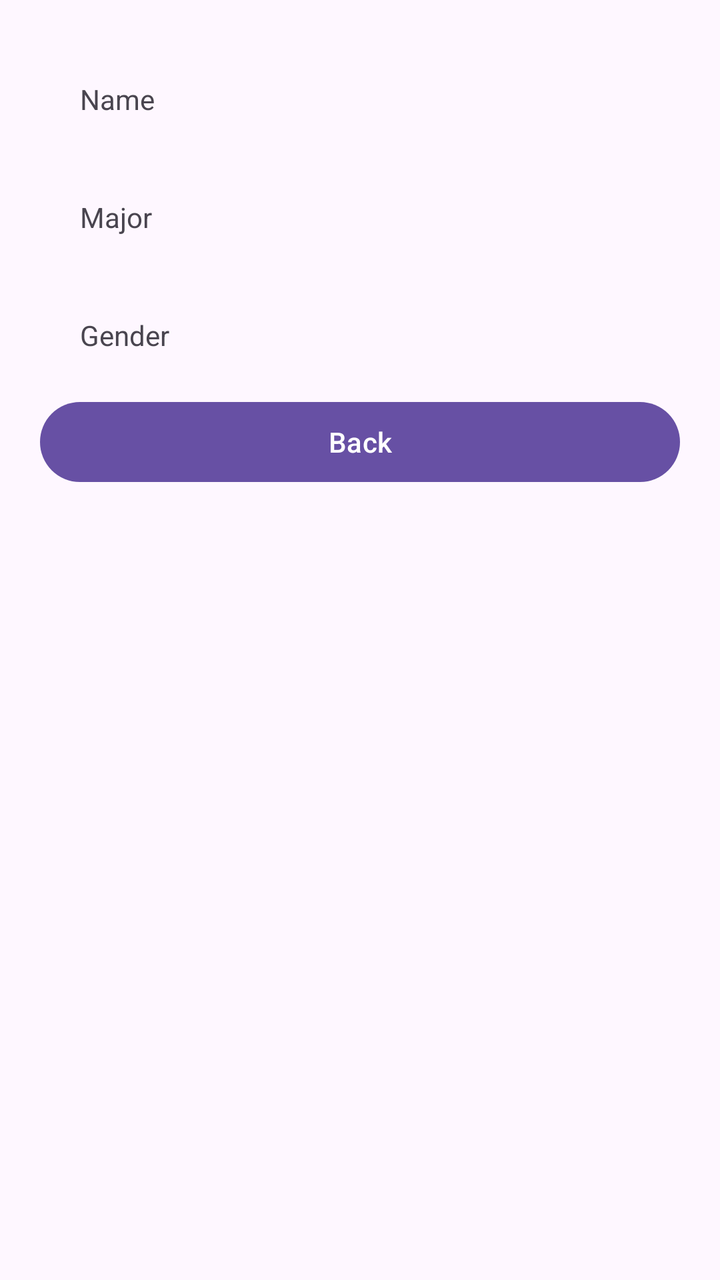
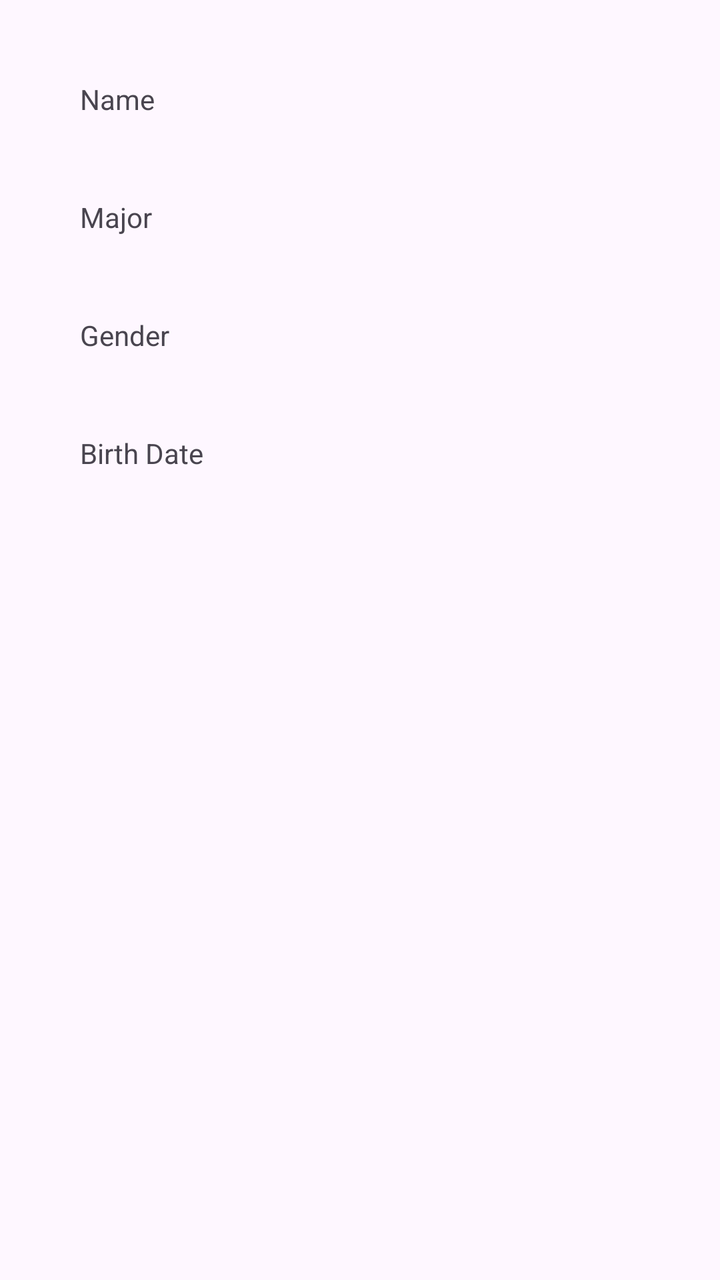

The first picture is an Android layout as it rendered before a commit; the second is the same layout after the commit. The layout source and the unified diff follow.
<!-- AndroidManifest.xml: application theme Theme.MP -->
<!-- res/layout/detail_screen.xml -->
<?xml version="1.0" encoding="utf-8"?>
<LinearLayout xmlns:android="http://schemas.android.com/apk/res/android"
    android:orientation="vertical"
    android:layout_width="match_parent"
    android:layout_height="match_parent"
    android:padding="@dimen/padding_default">

    <LinearLayout
        android:orientation="horizontal"
        android:layout_width="match_parent"
        android:layout_height="wrap_content"
        >
        <TextView
            android:id="@+id/textView2"
            android:layout_width="wrap_content"
            android:layout_height="wrap_content"
            android:padding="@dimen/padding_default"
            android:text="Name" />
        <TextView
            android:id="@+id/name_textview"
            android:layout_width="wrap_content"
            android:layout_height="wrap_content"
            android:padding="@dimen/padding_default"
            android:text="" />
    </LinearLayout>

    <LinearLayout
        android:orientation="horizontal"
        android:layout_width="match_parent"
        android:layout_height="wrap_content"
        >
        <TextView
            android:id="@+id/textView3"
            android:layout_width="wrap_content"
            android:layout_height="wrap_content"
            android:padding="@dimen/padding_default"
            android:text="Major" />
        <TextView
            android:id="@+id/major_textview"
            android:layout_width="wrap_content"
            android:layout_height="wrap_content"
            android:padding="@dimen/padding_default"
            android:text="" />

    </LinearLayout>

    <LinearLayout
        android:layout_width="match_parent"
        android:layout_height="wrap_content"
        android:orientation="horizontal">

        <TextView
            android:id="@+id/textView6"
            android:layout_width="wrap_content"
            android:layout_height="wrap_content"
            android:padding="@dimen/padding_default"
            android:text="Gender" />

        <TextView
            android:id="@+id/gender_text"
            android:layout_width="match_parent"
            android:layout_height="wrap_content"
            android:padding="@dimen/padding_default"
            android:text="" />
    </LinearLayout>

    <Button
        android:id="@+id/button"
        android:layout_width="match_parent"
        android:layout_height="wrap_content"
        android:text="Back" />
</LinearLayout>
<!-- resources referenced by this layout -->
<resources>
  <dimen name="padding_default">20dp</dimen>
  <style name="Theme.MP" parent="Theme.Material3.DayNight.NoActionBar" />
</resources>

<!-- the commit's change to res/layout/detail_screen.xml (unified diff, before → after) -->
@@ -64,6 +64,26 @@
             android:text="" />
     </LinearLayout>
 
+    <LinearLayout
+        android:layout_width="wrap_content"
+        android:layout_height="match_parent"
+        android:orientation="horizontal"
+        >
+        <TextView
+            android:id="@+id/textView5"
+            android:layout_width="wrap_content"
+            android:layout_height="wrap_content"
+            android:padding="@dimen/padding_default"
+            android:text="Birth Date" />
+        <TextView
+            android:id="@+id/birth_date_text"
+            android:layout_width="wrap_content"
+            android:layout_height="wrap_content"
+            android:padding="@dimen/padding_default"
+            android:text="" />
+
+    </LinearLayout>
+
     <Button
         android:id="@+id/button"
         android:layout_width="match_parent"
